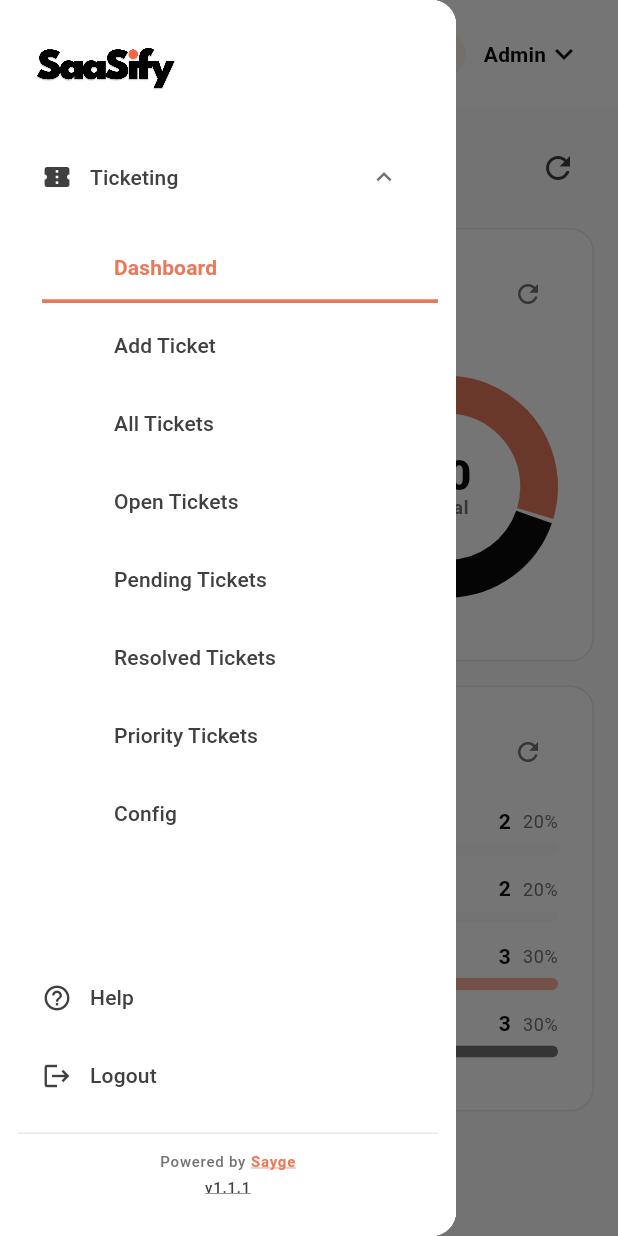
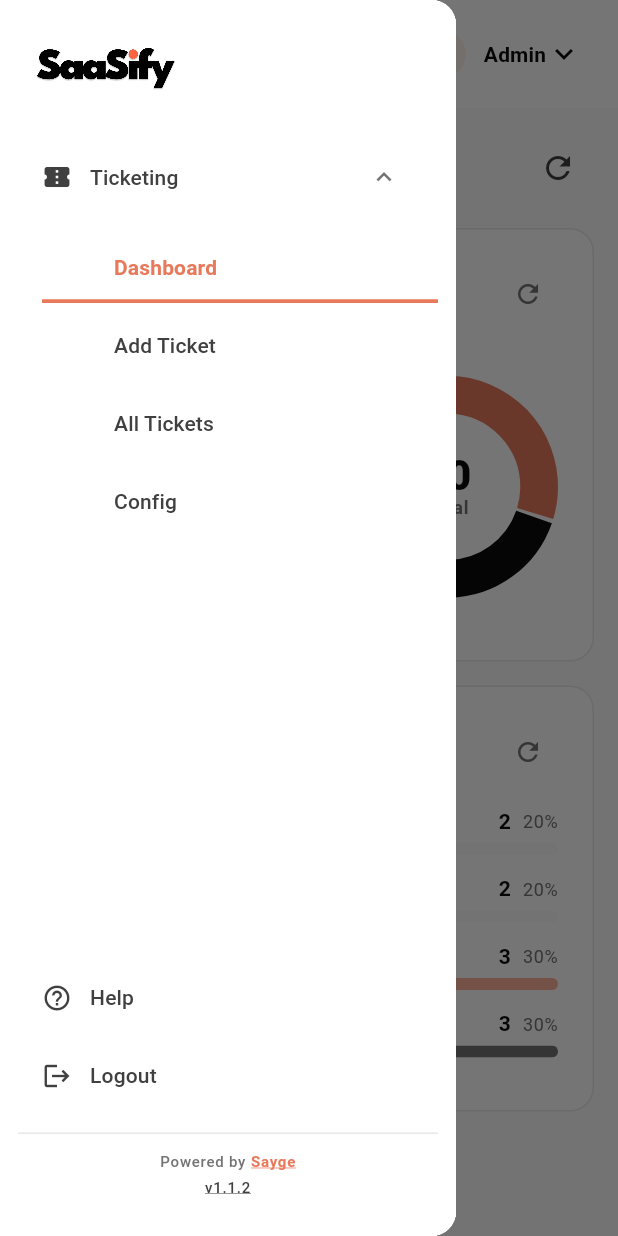
Before and after one commit to sayge-code-hub/saasify, a Flutter app: the screen it shows after launch, after a tap on "Sign in", after a tap on the "menu" icon, on a phone screen of 412 x 824 dp. Run offline on Flutter 3.47's test engine with Material 3 defaults, Android fonts, the phone set to English and light mode, and no system bars; our stand-ins replace equatable, flutter_bloc, go_router, web; Roboto replaces fonts that are missing (Fraunces, Source Sans 3).

Commit message:
Polish list/detail chrome and slim Ticketing nav
Use regular weight for ticket titles and toolbar actions, add top
spacing, group equal-size detail chips by category, and remove
open/pending/resolved/priority routes from nav and code.

Co-authored-by: adityaarana <adityaarana@outlook.com>

```diff
--- a/lib/app/router/app_router.dart
+++ b/lib/app/router/app_router.dart
@@ -83,34 +83,6 @@ GoRouter createAppRouter({
                 ),
               ),
               GoRoute(
-                path: 'open',
-                name: 'ticketing-open',
-                pageBuilder: (context, state) => const NoTransitionPage<void>(
-                  child: TicketListPage(routeFilter: 'open'),
-                ),
-              ),
-              GoRoute(
-                path: 'pending',
-                name: 'ticketing-pending',
-                pageBuilder: (context, state) => const NoTransitionPage<void>(
-                  child: TicketListPage(routeFilter: 'pending'),
-                ),
-              ),
-              GoRoute(
-                path: 'resolved',
-                name: 'ticketing-resolved',
-                pageBuilder: (context, state) => const NoTransitionPage<void>(
-                  child: TicketListPage(routeFilter: 'resolved'),
-                ),
-              ),
-              GoRoute(
-                path: 'priority',
-                name: 'ticketing-priority',
-                pageBuilder: (context, state) => const NoTransitionPage<void>(
-                  child: TicketListPage(routeFilter: 'priority'),
-                ),
-              ),
-              GoRoute(
                 path: 'config',
                 name: 'ticketing-config',
                 pageBuilder: (context, state) => const NoTransitionPage<void>(
--- a/lib/core/constants/app_constants.dart
+++ b/lib/core/constants/app_constants.dart
@@ -5,7 +5,7 @@ abstract final class AppConstants {
       'Customer support and operations workspace for modern teams.';
 
   /// Display version (matches pubspec `version` name segment).
-  static const String appVersion = '1.1.1';
+  static const String appVersion = '1.1.2';
 
   /// Full version label shown in UI footers.
   static const String appVersionLabel = 'v$appVersion';
--- a/lib/features/overview/presentation/pages/overview_page.dart
+++ b/lib/features/overview/presentation/pages/overview_page.dart
@@ -116,31 +116,31 @@ List<_Slice> _statusSlices(List<Ticket> tickets) {
       label: 'Open',
       count: count(TicketStatus.open),
       color: AppColors.accent,
-      route: '/ticketing/open',
+      route: '/ticketing/all',
     ),
     _Slice(
       label: 'In progress',
       count: count(TicketStatus.inProgress),
       color: AppColors.ink,
-      route: '/ticketing',
+      route: '/ticketing/all',
     ),
     _Slice(
       label: 'Pending',
       count: count(TicketStatus.pending),
       color: AppColors.accentLight,
-      route: '/ticketing/pending',
+      route: '/ticketing/all',
     ),
     _Slice(
       label: 'Resolved',
       count: count(TicketStatus.resolved),
       color: AppColors.inkTertiary,
-      route: '/ticketing/resolved',
+      route: '/ticketing/all',
     ),
     _Slice(
       label: 'Closed',
       count: count(TicketStatus.closed),
       color: AppColors.border,
-      route: '/ticketing',
+      route: '/ticketing/all',
     ),
   ].where((s) => s.count > 0).toList();
 }
--- a/lib/features/shell/domain/app_modules.dart
+++ b/lib/features/shell/domain/app_modules.dart
@@ -63,26 +63,6 @@ abstract final class AppModules {
         id: 'ticketing-all',
         label: 'All Tickets',
         location: '/ticketing/all',
-      ),
-      NavSubmodule(
-        id: 'ticketing-open',
-        label: 'Open Tickets',
-        location: '/ticketing/open',
-      ),
-      NavSubmodule(
-        id: 'ticketing-pending',
-        label: 'Pending Tickets',
-        location: '/ticketing/pending',
-      ),
-      NavSubmodule(
-        id: 'ticketing-resolved',
-        label: 'Resolved Tickets',
-        location: '/ticketing/resolved',
-      ),
-      NavSubmodule(
-        id: 'ticketing-priority',
-        label: 'Priority Tickets',
-        location: '/ticketing/priority',
       ),
       NavSubmodule(
         id: 'ticketing-config',
--- a/lib/features/shell/presentation/pages/shell_page.dart
+++ b/lib/features/shell/presentation/pages/shell_page.dart
@@ -116,10 +116,6 @@ String dashboardTitleFor(String location) {
   if (location == '/ticketing/new') return 'Add Ticket';
   // List views and Config keep the page title in content; header stays clean.
   if (location == '/ticketing/all' ||
-      location == '/ticketing/open' ||
-      location == '/ticketing/pending' ||
-      location == '/ticketing/resolved' ||
-      location == '/ticketing/priority' ||
       location == '/ticketing/config' ||
       location.startsWith('/ticketing/config/')) {
     return '';
--- a/lib/features/ticketing/presentation/widgets/ticket_list_items.dart
+++ b/lib/features/ticketing/presentation/widgets/ticket_list_items.dart
@@ -67,7 +67,7 @@ class TicketListRow extends StatelessWidget {
                 child: Text(
                   ticket.subject,
                   style: theme.textTheme.titleSmall?.copyWith(
-                    fontWeight: FontWeight.w600,
+                    fontWeight: FontWeight.w400,
                     color: AppColors.ink,
                   ),
                   maxLines: 2,
@@ -159,7 +159,7 @@ class TicketListCard extends StatelessWidget {
                         Text(
                           ticket.subject,
                           style: theme.textTheme.titleSmall?.copyWith(
-                            fontWeight: FontWeight.w600,
+                            fontWeight: FontWeight.w400,
                           ),
                         ),
                       ],
--- a/pubspec.yaml
+++ b/pubspec.yaml
@@ -1,7 +1,7 @@
 name: saasify
 description: Spec-driven Flutter SaaS foundation for web and mobile (BLoC).
 publish_to: 'none'
-version: 1.1.1+1
+version: 1.1.2+1
 
 environment:
   sdk: ^3.13.4
```
Also changed, not shown: lib/core/widgets/app_page.dart (+5 -3 lines), lib/features/releases/data/release_notes.dart (+23 -1 lines), lib/features/ticketing/presentation/bloc/ticket_list_cubit.dart (+11 -75 lines), lib/features/ticketing/presentation/pages/ticket_detail_page.dart (+101 -33 lines), lib/features/ticketing/presentation/pages/ticket_list_page.dart (+14 -38 lines), lib/features/ticketing/presentation/widgets/ticket_badges.dart (+31 -17 lines), 7 other files.
